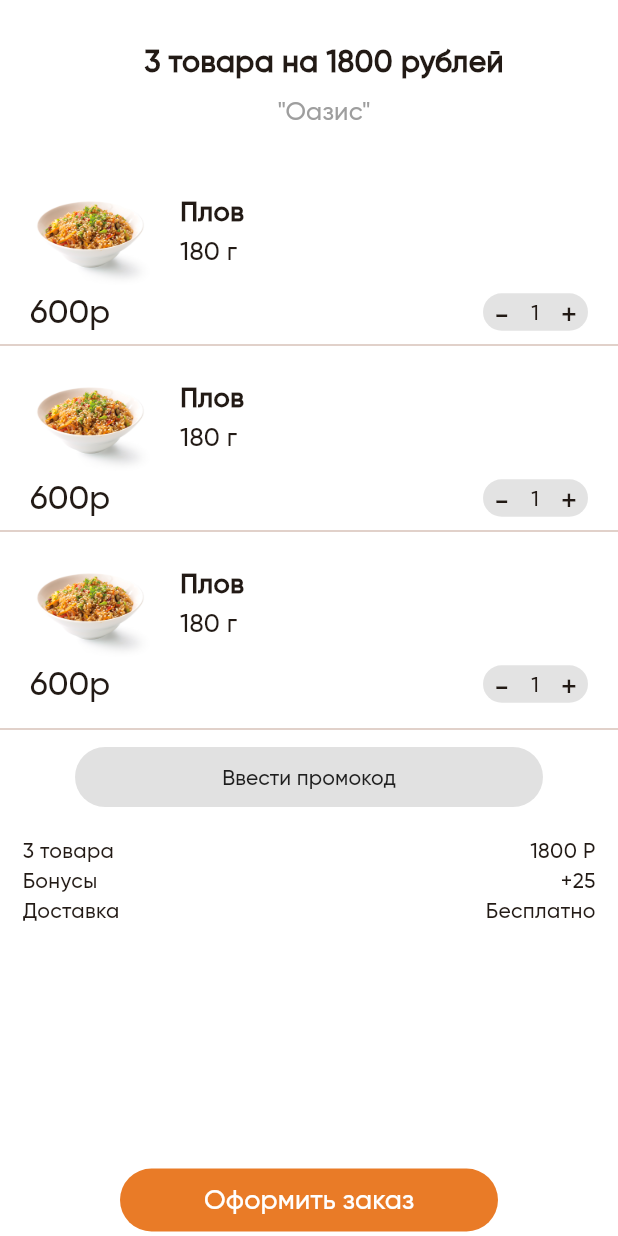
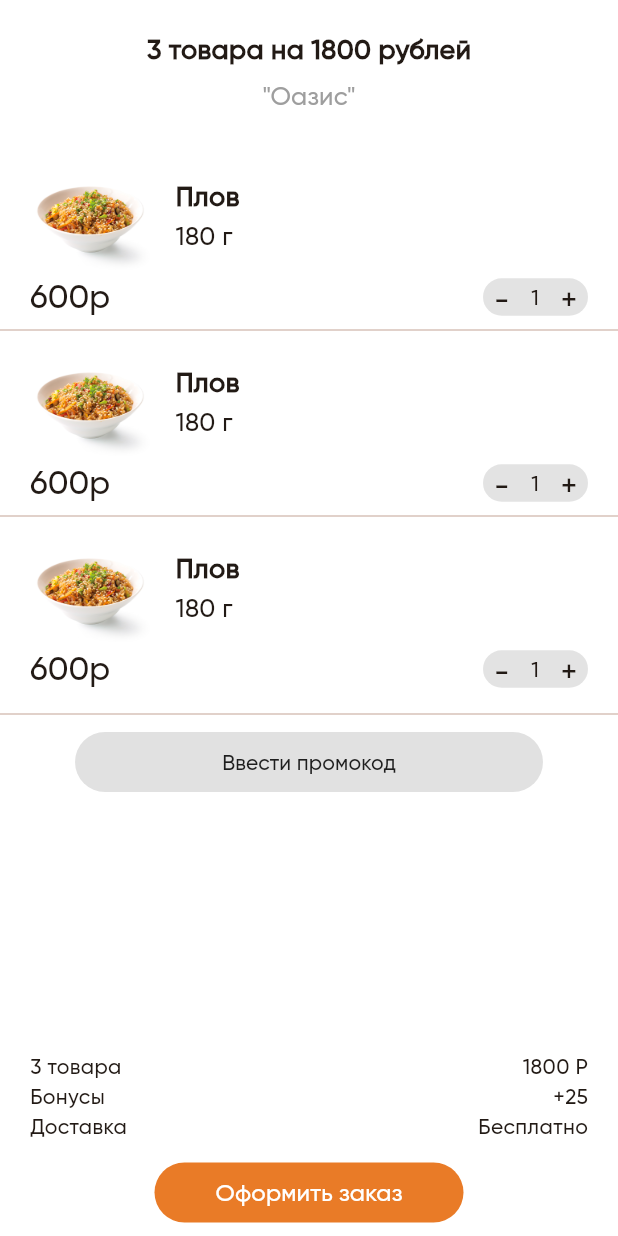
Before and after one commit to Krapotur/snack_time, a Flutter app: the BasketScreen widget shown alone on an empty page, opened directly, on a phone screen of 412 x 824 dp. Run offline on Flutter 3.47's test engine with Material 3 defaults, Android fonts, the phone set to English and light mode, and no system bars; our stand-ins replace auto_route, dio; network calls fail.

Commit message:
Add new modalscreen for basket

```diff
--- a/lib/features/basket/view/basket_screen.dart
+++ b/lib/features/basket/view/basket_screen.dart
@@ -13,55 +13,22 @@ class BasketScreen extends StatefulWidget {
 class _BasketScreenState extends State<BasketScreen> {
   @override
   Widget build(BuildContext context) {
-    return Scaffold(
-      backgroundColor: Colors.white,
-      body: CustomScrollView(
-        slivers: [
-          const BasketAppBar(),
-          SliverPadding(
-            padding: const EdgeInsets.symmetric(vertical: 8.0),
-            sliver: SliverList.separated(
-              itemCount: 3,
-              separatorBuilder: (context, i) => const Divider(),
-              itemBuilder: (context, i) => Container(
-                padding: const EdgeInsets.symmetric(horizontal: 20),
-                child: const CardOrder(),
-              ),
-            ),
+    return Column(
+      children: [
+        const AppbarOrder(),
+        const CardsList(),
+        Container(
+          width: double.infinity,
+          padding: const EdgeInsets.only(bottom: 5),
+          decoration: const BoxDecoration(color: Colors.white),
+          child: const Column(
+            children: [
+              InfoAbotDelivery(),
+              BottomNavbar(),
+            ],
           ),
-          const SliverToBoxAdapter(child: Divider()),
-          const InputPromocode(),
-
-          SliverToBoxAdapter(
-            child: Container(
-              padding: const EdgeInsets.all(15),
-              child: const Row(
-                mainAxisAlignment: MainAxisAlignment.spaceBetween,
-                children: [
-                  Column(
-                    crossAxisAlignment: CrossAxisAlignment.start,
-                    children: [
-                      Text('3 товара'),
-                      Text('Бонусы'),
-                      Text('Доставка'),
-                    ],
-                  ),
-                  Column(
-                    crossAxisAlignment: CrossAxisAlignment.end,
-                    children: [
-                      Text('1800 Р'),
-                      Text('+25'),
-                      Text('Бесплатно'),
-                    ],
-                  ),
-                ],
-              ),
-            ),
-          )
-          // const InfoAbotDelivery(),
-        ],
-      ),
-      bottomNavigationBar: const BottomNavbar(),
+        )
+      ],
     );
   }
 }
--- /dev/null
+++ b/lib/features/basket/widgets/appbar_order.dart
@@ -0,0 +1,38 @@
+import 'package:flutter/material.dart';
+
+class AppbarOrder extends StatelessWidget {
+  const AppbarOrder({
+    super.key,
+  });
+
+  @override
+  Widget build(BuildContext context) {
+    final theme = Theme.of(context);
+    return Container(
+      padding: const EdgeInsets.all(20),
+      decoration: const BoxDecoration(
+        color: Colors.white,
+        borderRadius: BorderRadiusDirectional.vertical(
+          top: Radius.circular(20),
+        ),
+      ),
+      child: SizedBox(
+        width: double.infinity,
+        child: Column(
+          crossAxisAlignment: CrossAxisAlignment.center,
+          children: [
+            const Text(
+              '3 товара на 1800 рублей',
+              style: TextStyle(fontSize: 18, fontWeight: FontWeight.bold),
+            ),
+            const SizedBox(height: 5),
+            Text(
+              '"Оазис"',
+              style: theme.textTheme.titleMedium?.copyWith(color: Colors.grey),
+            ),
+          ],
+        ),
+      ),
+    );
+  }
+}
--- a/lib/features/basket/widgets/bottom_navbar.dart
+++ b/lib/features/basket/widgets/bottom_navbar.dart
@@ -6,10 +6,8 @@ class BottomNavbar extends StatelessWidget {
   @override
   Widget build(BuildContext context) {
     final theme = Theme.of(context);
-    return Padding(
-      padding: const EdgeInsets.symmetric(horizontal: 80),
-      child: SizedBox(
-        width: double.infinity,
+    return SizedBox(
+      width: MediaQuery.of(context).size.width / 2,
       child: TextButton(
         style: ButtonStyle(
           backgroundColor: WidgetStatePropertyAll<Color>(theme.primaryColor),
@@ -17,8 +15,7 @@ class BottomNavbar extends StatelessWidget {
         onPressed: () {},
         child: const Text(
           'Оформить заказ',
-            style: TextStyle(color: Colors.white, fontSize: 18),
-          ),
+          style: TextStyle(color: Colors.white, fontSize: 16),
         ),
       ),
     );
--- /dev/null
+++ b/lib/features/basket/widgets/card_list.dart
@@ -0,0 +1,35 @@
+import 'package:flutter/material.dart';
+import 'package:snack_time/features/basket/widgets/widgets.dart';
+
+class CardsList extends StatelessWidget {
+  const CardsList({
+    super.key,
+  });
+
+  @override
+  Widget build(BuildContext context) {
+    return Expanded(
+      child: Container(
+        decoration: const BoxDecoration(color: Colors.white),
+        child: CustomScrollView(
+          slivers: [
+            SliverPadding(
+              padding: const EdgeInsets.symmetric(vertical: 8.0),
+              sliver: SliverList.separated(
+                itemCount: 3,
+                separatorBuilder: (context, i) => const Divider(),
+                itemBuilder: (context, i) => Container(
+                  padding: const EdgeInsets.symmetric(horizontal: 20),
+                  child: const CardOrder(),
+                ),
+              ),
+            ),
+            const SliverToBoxAdapter(child: Divider()),
+            const InputPromocode(),
+            // const InfoAbotDelivery(),
+          ],
+        ),
+      ),
+    );
+  }
+}
--- a/lib/features/basket/widgets/card_order.dart
+++ b/lib/features/basket/widgets/card_order.dart
@@ -28,7 +28,7 @@ class CardOrder extends StatelessWidget {
                   ),
                 ),
                 const SizedBox(
-                  width: 20,
+                  width: 17,
                 ),
                 Column(
                   crossAxisAlignment: CrossAxisAlignment.start,
--- a/lib/features/basket/widgets/widgets.dart
+++ b/lib/features/basket/widgets/widgets.dart
@@ -1,6 +1,7 @@
-export './input_promocode.dart';
-export 'basket_app_bar.dart';
+export 'appbar_order.dart';
 export 'bottom_navbar.dart';
+export 'card_list.dart';
 export 'card_order.dart';
 export 'info_about_delivery.dart';
+export 'input_promocode.dart';
 export 'row_price_and_quantity.dart';
--- /dev/null
+++ b/lib/features/home/widgets/widgets.dart
@@ -0,0 +1 @@
+export 'float_action_button.dart';
```
Also changed, not shown: lib/features/basket/widgets/basket_app_bar.dart (deleted, +0 -40 lines), lib/features/basket/widgets/info_about_delivery.dart (+59 -35 lines), lib/features/home/view/home_screen.dart (+3 -21 lines), lib/features/home/widgets/float_action_button.dart (added, +35 -0 lines). Lines whose indentation alone changed are shown as unchanged.
